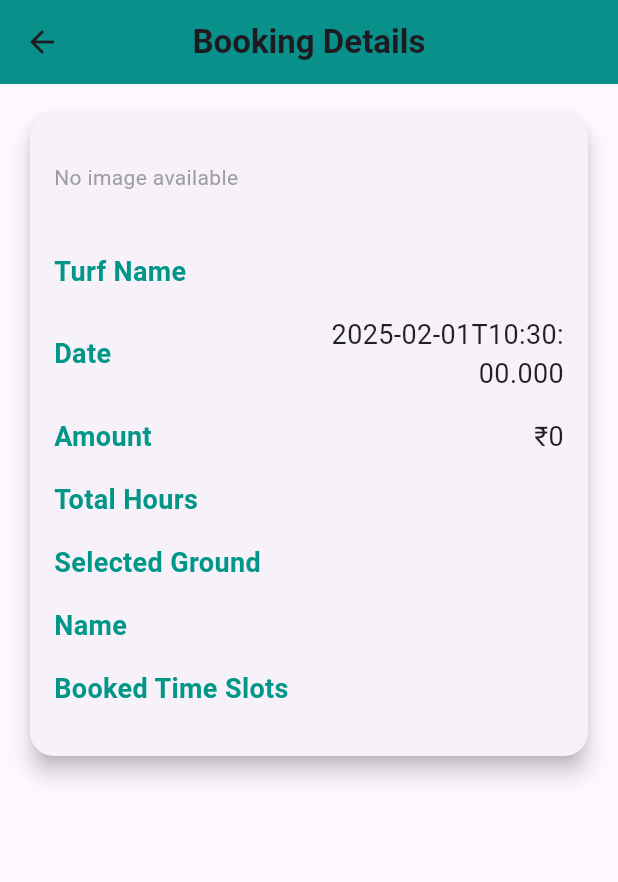
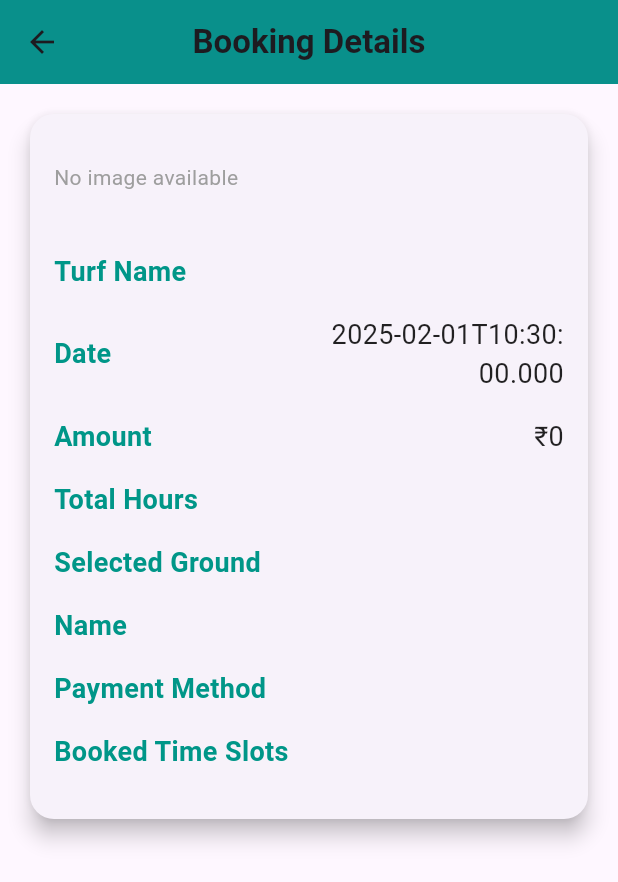
Before and after one commit to punchbiz2023/BookTheBiz, a Flutter app: the BookingDetailsPage1 screen opened directly with empty values, on a phone screen of 412 x 824 dp. Shown: the top 882 px of the screen. Run offline on Flutter 3.47's test engine with Material 3 defaults, Android fonts, the phone set to English and light mode, and no system bars; our stand-ins replace cloud_firestore, firebase_auth, firebase_core, firebase_storage, fluttertoast, geolocator and 5 more; missing offline and left inert: firebase_performance, razorpay_flutter; accounts and stored records are empty.

Commit message:
Payment Method Displaying on User side...

```diff
--- a/lib/pages/bkdetails.dart
+++ b/lib/pages/bkdetails.dart
@@ -1,5 +1,4 @@
 import 'package:cloud_firestore/cloud_firestore.dart';
-import 'package:firebase_auth/firebase_auth.dart';
 import 'package:flutter/foundation.dart';
 import 'package:flutter/material.dart';
 import 'package:intl/intl.dart';
@@ -44,6 +43,7 @@ class _BookingDetailsPage1State extends State<BookingDetailsPage1> {
                 _buildDetailRow('Total Hours', '${widget.bookingData['totalHours'] ?? 0}'),
                 _buildDetailRow('Selected Ground', widget.bookingData['selectedGround'] ?? 'N/A'),
                 _buildDetailRow('Name', widget.bookingData['userName'] ?? 'Unknown User'),
+                _buildDetailRow('Payment Method', widget.bookingData['paymentMethod'] ?? 'N/A'), // Add Payment Method
                 _buildBookedTimeSlots(context),
               ],
             ),
@@ -268,9 +268,8 @@ class _BookingDetailsPage1State extends State<BookingDetailsPage1> {
       },
     );
   }
+}
 
-
-}
 Future<void> _cancelBooking(String bookID, DateTime startTime, DateTime endTime) async {
   try {
     final bookingRef = FirebaseFirestore.instance.collection('bookings');
```
